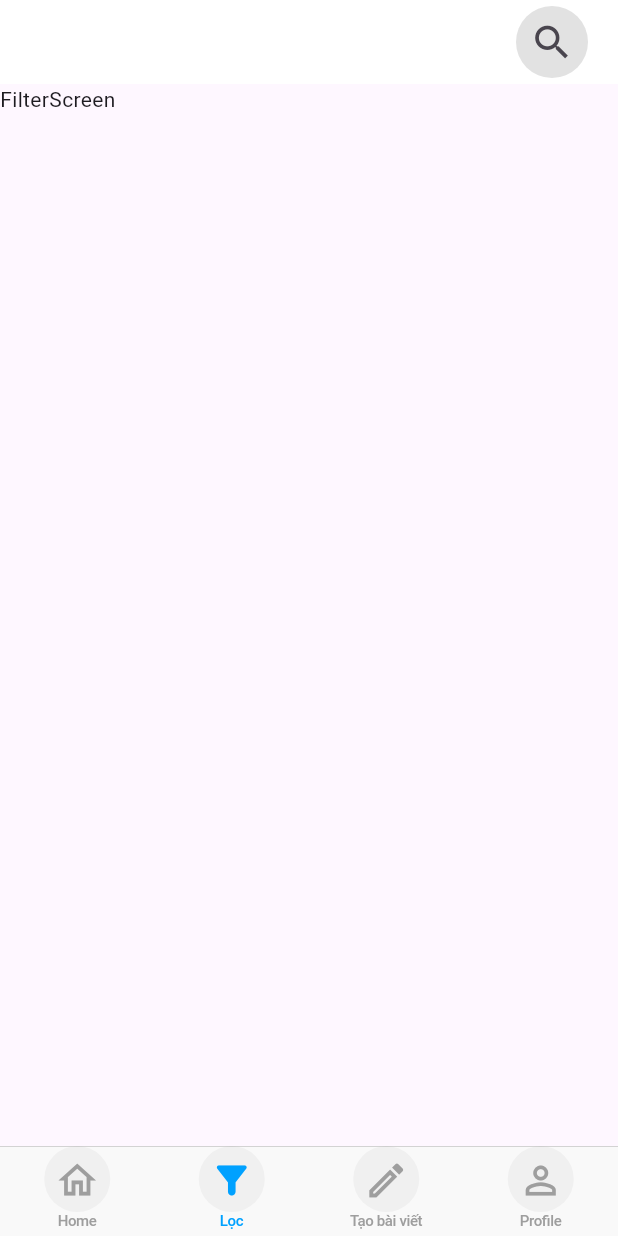
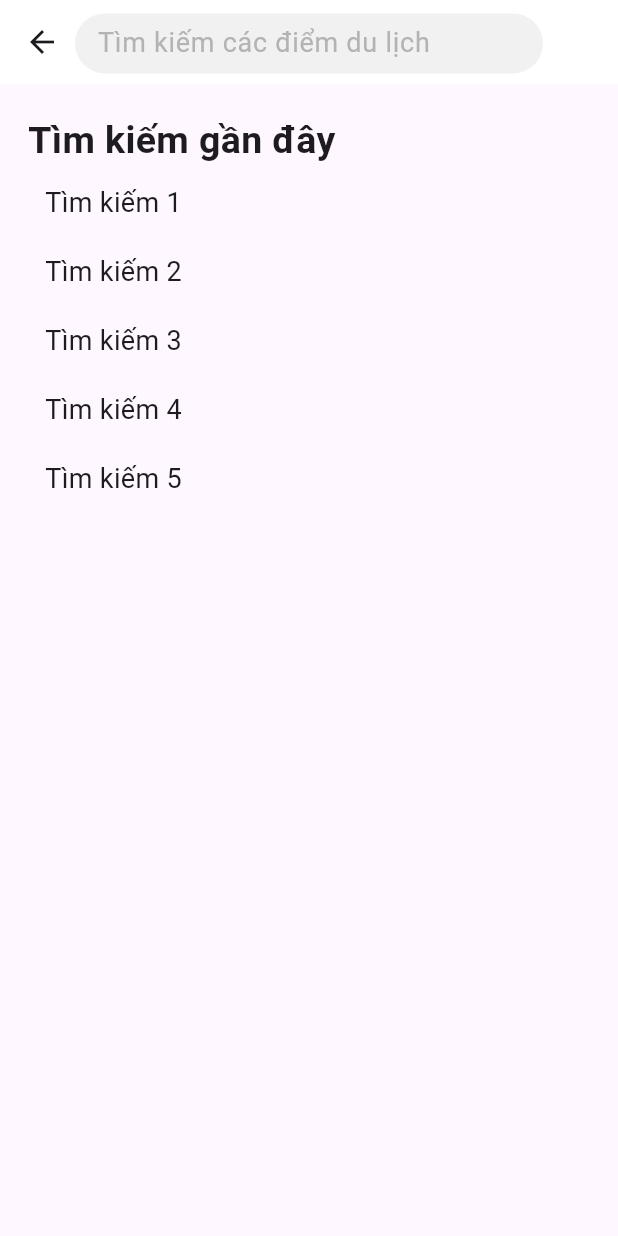
Before and after one commit to Hoanpm/TravelBlogReview, a Flutter app: the HomeView screen opened directly, item 2 of the bottom bar chosen, after a tap on the "search" icon, on a phone screen of 412 x 824 dp. Run offline on Flutter 3.47's test engine with Material 3 defaults, Android fonts, the light colour scheme and no system bars; our stand-ins replace flutter_riverpod; network calls fail.

Commit message:
update search UI and profile UI

```diff
--- a/lib/color/color.dart
+++ b/lib/color/color.dart
@@ -4,5 +4,6 @@ class PJcolor {
 
   static const Color buttonColor = Color.fromRGBO(0, 161, 255, 1);
   static const Color primaryColor = Color.fromRGBO(241 , 241, 241, 1);
+  static const Color primaryColor2 = Color.fromRGBO(179 , 179, 179, 1);
 
 }
--- a/lib/features/auth/widget/auth_field.dart
+++ b/lib/features/auth/widget/auth_field.dart
@@ -27,8 +27,9 @@ class AuthField extends StatelessWidget {
         hintText: hintText,
         hintStyle: const TextStyle(
           fontFamily: "noto",
+          fontWeight: FontWeight.bold,
           fontSize: 20,
-          color: PJcolor.primaryColor,
+          color: PJcolor.primaryColor2,
         )
       ),
     );
--- a/lib/features/pages/home/view/home_view.dart
+++ b/lib/features/pages/home/view/home_view.dart
@@ -1,9 +1,8 @@
 import 'package:flutter/cupertino.dart';
 import 'package:flutter/material.dart';
-import 'package:flutter/rendering.dart';
-import 'package:flutter/widgets.dart';
 import 'package:travelblog/color/color.dart';
 import 'package:travelblog/features/pages/pages.dart';
+import 'package:travelblog/features/pages/search/View/search_view.dart';
 
 class HomeView extends StatefulWidget {
   static route() => MaterialPageRoute(
@@ -29,18 +28,26 @@ class _HomeViewState extends State<HomeView> {
     return Scaffold(
       body: CustomScrollView(slivers: <Widget>[
         SliverAppBar(
+          toolbarHeight: 50,
+          floating: true,
           automaticallyImplyLeading: false,
-          pinned: true,
+          pinned: false,
           backgroundColor: Colors.white,
           actions: <Widget>[
             Container(
+              width: 40,
+              height: 40,
               margin: const EdgeInsets.only(right: 20),
               decoration: BoxDecoration(
-                  shape: BoxShape.circle, color: Colors.grey.withOpacity(0.3)),
-              child: IconButton(
-                icon: Icon(Icons.search),
-                iconSize: 30,
-                onPressed: () {},
+                  shape: BoxShape.circle, color: Colors.grey.withOpacity(0.1), ),
+              child: Center(
+                child: IconButton(
+                  icon: Icon(Icons.search),
+                  iconSize: 25,
+                  onPressed: () {
+                    Navigator.push(context, SearchView.route());
+                  },
+                ),
               ),
             ),
           ],
@@ -58,7 +65,7 @@ class _HomeViewState extends State<HomeView> {
         items: [
           BottomNavigationBarItem(
             icon: Container(
-              padding: const EdgeInsets.all(8),
+              padding: const EdgeInsets.all(5),
               decoration: BoxDecoration(
                   shape: BoxShape.circle, color: Colors.grey.withOpacity(0.1)),
               child: Icon(
@@ -69,7 +76,7 @@ class _HomeViewState extends State<HomeView> {
           ),
           BottomNavigationBarItem(
               icon: Container(
-                padding: const EdgeInsets.all(8),
+                padding: const EdgeInsets.all(5),
                 decoration: BoxDecoration(
                     shape: BoxShape.circle,
                     color: Colors.grey.withOpacity(0.1)),
@@ -82,7 +89,7 @@ class _HomeViewState extends State<HomeView> {
               label: 'Lọc'),
           BottomNavigationBarItem(
               icon: Container(
-                padding: const EdgeInsets.all(8),
+                padding: const EdgeInsets.all(5),
                 decoration: BoxDecoration(
                     shape: BoxShape.circle,
                     color: Colors.grey.withOpacity(0.1)),
@@ -93,7 +100,7 @@ class _HomeViewState extends State<HomeView> {
               label: 'Tạo bài viết'),
           BottomNavigationBarItem(
               icon: Container(
-                padding: const EdgeInsets.all(8),
+                padding: const EdgeInsets.all(5),
                 decoration: BoxDecoration(
                     shape: BoxShape.circle,
                     color: Colors.grey.withOpacity(0.1)),
@@ -105,7 +112,7 @@ class _HomeViewState extends State<HomeView> {
         ],
         activeColor: PJcolor.buttonColor, // Màu của nhãn khi được chọn
         inactiveColor: Colors.grey, // Màu của nhãn khi không được chọn
-        height: 60,
+        height: 80,
       ),
     );
   }
--- a/lib/features/pages/pages.dart
+++ b/lib/features/pages/pages.dart
@@ -1,4 +1,5 @@
 import 'package:flutter/material.dart';
+import 'package:travelblog/features/pages/profile/view/user_profile_view.dart';
 import 'package:travelblog/features/pages/reviewblog/blog_list.dart';
 
 class AppPages {
@@ -6,6 +7,6 @@ class AppPages {
     BlogList(),
     Text("FilterScreen"),
     Text("WriteScreen"),
-    Text("ProfileScreen")
+    UserProfile(),
   ];
 }
--- /dev/null
+++ b/lib/features/pages/profile/view/user_profile_view.dart
@@ -0,0 +1,79 @@
+import 'package:flutter/material.dart';
+import 'package:flutter_riverpod/flutter_riverpod.dart';
+import 'package:travelblog/color/color.dart';
+import 'package:travelblog/features/pages/reviewblog/blog_list.dart';
+
+class UserProfile extends ConsumerWidget {
+  const UserProfile({super.key});
+
+  @override
+  Widget build(BuildContext context, WidgetRef ref) {
+    return Column(
+        crossAxisAlignment: CrossAxisAlignment.start,
+        children: [
+          SizedBox(
+            height: 400,
+            child: Stack(
+              children: [
+                Container(
+                  width: double.infinity,
+                  decoration: BoxDecoration(
+                    borderRadius: BorderRadius.circular(10)
+                  ),
+                  height: 230,
+                  child:
+                    Image.network("https://static.topcv.vn/company_logos/XNmAj34dlkgUnHAumzR8wV1glpK2vUGM_1644916299____dd352cc1e6550dc1569aae2ab8d87282.png", fit: BoxFit.cover,)
+                ),
+                const Positioned(
+                  bottom: 120,
+                  left: 20,
+                  child: CircleAvatar(
+                    backgroundImage: NetworkImage("https://ca.slack-edge.com/T02QFU9TCTD-U064XJS8UGH-3b52a500b766-512"),
+                    radius: 80
+                  )
+                ),
+                const Positioned(
+                  bottom: 20,
+                  left: 20,
+                  child: Column(
+                    crossAxisAlignment: CrossAxisAlignment.start,
+                    children: [
+                      Text(
+                        "Sun Slave",
+                        style: TextStyle(
+                          fontFamily: 'noto',
+                          fontWeight: FontWeight.bold,
+                          fontSize: 25,
+                          ),
+                      ),
+                      Text(
+                        "@vuachichcho",
+                        style: TextStyle(color: Colors.grey, fontSize: 16),
+                      ),
+                      SizedBox(height: 10,),
+                      Text(
+                        "I love chichcho, toi có một con mèo biết bucu",
+                        style: TextStyle(
+                          fontFamily: 'arial',
+                          fontSize: 16,
+                          fontWeight: FontWeight.w500,
+                          ),
+                      )
+                    ],
+                  )
+                )
+              ],
+            ),
+          ),
+          SizedBox(height: 30,),
+          Text(" Bài viết của Sun Slave:", style: TextStyle(
+            fontSize: 20,
+            fontFamily: "noto",
+            fontWeight: FontWeight.bold,
+          ),),
+          SizedBox(height: 10,),
+          BlogList(),
+        ],
+    );
+  }
+}
--- a/lib/features/pages/reviewblog/blog_card.dart
+++ b/lib/features/pages/reviewblog/blog_card.dart
@@ -1,6 +1,5 @@
 import 'package:flutter/material.dart';
 import 'package:flutter/widgets.dart';
-import 'package:travelblog/color/color.dart';
 //import 'package:flutter_riverpod/flutter_riverpod.dart';
 
 class BlogCard extends StatelessWidget {
@@ -50,7 +49,7 @@ class BlogCard extends StatelessWidget {
                           ),
                           SizedBox(width: 5),
                           Text(
-                            userName,
+                            "@$userName",
                             style: TextStyle(color: Colors.grey),
                           ),
                         ],
--- a/lib/features/pages/reviewblog/blog_list.dart
+++ b/lib/features/pages/reviewblog/blog_list.dart
@@ -7,12 +7,13 @@ class BlogList extends ConsumerWidget {
 
   @override
   Widget build(BuildContext context, WidgetRef ref) {
-    return Column(
+    return const Column(
       children: [
-        BlogCard(imageUrl: "https://gcs.tripi.vn/public-tripi/tripi-feed/img/474068pFP/100-hinh-nen-facebook-cute-de-thuong-dang-yeu-dep-nhat_013717067.jpg", textContent: "Bài đăng 001", time: "10:00 AM", like: 100, comment: 20, fullName: "Lương Đức", userName: "@Vduc69"),
-        BlogCard(imageUrl: "https://ca.slack-edge.com/T02QFU9TCTD-U064XJS8UGH-3b52a500b766-512", textContent: "Tôi mới đi chịch chó với chịch gay, hiện đang luyện bú cu tại đảo gay và thành master gay", time: "11:00 PM", like: 100000, comment: 20000, fullName: "Sun Slave", userName: "Vuachoigay"),
-        BlogCard(imageUrl: "https://gcs.tripi.vn/public-tripi/tripi-feed/img/474068Ehu/anh-bia-facebook-mau-hong-de-thuong_081148263.jpg", textContent: "Bài đăng 002", time: "01:PM", like: 1000, comment: 400, fullName: "Hiếu nguyễn", userName: "@hieuminh"),
-        BlogCard(imageUrl: "", textContent: "", time: "", like: 100, comment: 1, fullName: "", userName: ""),
+
+        BlogCard(imageUrl: "https://ca.slack-edge.com/T02QFU9TCTD-U064XJS8UGH-3b52a500b766-512", textContent: "Tôi mới đi chịch chó với chịch gay, hiện đang luyện bú cu tại đảo gay và thành master gay", time: "11:00 PM", like: 100000, comment: 20000, fullName: "Sun Slave", userName: "vuachoigay"),
+        BlogCard(imageUrl: "https://ca.slack-edge.com/T02QFU9TCTD-U064XJS8UGH-3b52a500b766-512", textContent: "Tôi mới đi chịch chó với chịch gay, hiện đang luyện bú cu tại đảo gay và thành master gay", time: "11:00 PM", like: 100000, comment: 20000, fullName: "Sun Slave", userName: "vuachoigay"),
+        BlogCard(imageUrl: "https://ca.slack-edge.com/T02QFU9TCTD-U064XJS8UGH-3b52a500b766-512", textContent: "Tôi mới đi chịch chó với chịch gay, hiện đang luyện bú cu tại đảo gay và thành master gay", time: "11:00 PM", like: 100000, comment: 20000, fullName: "Sun Slave", userName: "vuachoigay"),
+        BlogCard(imageUrl: "https://ca.slack-edge.com/T02QFU9TCTD-U064XJS8UGH-3b52a500b766-512", textContent: "Tôi mới đi chịch chó với chịch gay, hiện đang luyện bú cu tại đảo gay và thành master gay", time: "11:00 PM", like: 100000, comment: 20000, fullName: "Sun Slave", userName: "vuachoigay"),
       ],
     );
   }
--- /dev/null
+++ b/lib/features/pages/search/View/search_view.dart
@@ -0,0 +1,111 @@
+import 'package:flutter/material.dart';
+import 'package:travelblog/color/color.dart';
+
+class SearchView extends StatefulWidget {
+
+  static route() => MaterialPageRoute(
+        builder: (context) => const SearchView(),
+      );
+  const SearchView({super.key});
+
+  @override
+  State<SearchView> createState() => _SearchViewState();
+}
+
+class _SearchViewState extends State<SearchView> {
+  @override
+  Widget build(BuildContext context) {
+    return Scaffold(
+      body: CustomScrollView(slivers: <Widget>[
+        SliverAppBar(
+          expandedHeight: 50,
+          backgroundColor: Colors.white,
+          flexibleSpace: FlexibleSpaceBar(
+            centerTitle: false,
+            titlePadding: const EdgeInsets.only(left: 50, bottom: 7 ),
+            title : Container(
+              width: MediaQuery.of(context).size.width-100,
+              padding: EdgeInsets.fromLTRB(0, 0, 0, 0),
+              height: 40,
+              decoration: BoxDecoration(
+                        color:PJcolor.primaryColor,
+                        borderRadius: BorderRadius.circular(20),
+                      ),
+              child : TextFormField(
+              decoration: const InputDecoration(
+
+                border: InputBorder.none,
+                contentPadding: EdgeInsets.fromLTRB(15, 0, 0, 10),
+                hintText: 'Tìm kiếm các điểm du lịch',
+                hintStyle: TextStyle(
+                  fontSize: 18,
+                  color: PJcolor.primaryColor2,
+                )
+              ),
+             ),
+            ),
+          ),
+        ),
+        const SliverToBoxAdapter(
+          child: Column(
+            crossAxisAlignment: CrossAxisAlignment.start,
+            children: [
+              SizedBox(height: 20,),
+              Text(
+                '   Tìm kiếm gần đây',
+                style: TextStyle(
+                  fontSize: 25,
+                  fontWeight: FontWeight.bold,
+                ),
+              ),
+              Padding(
+                padding: EdgeInsets.fromLTRB( 30 , 10, 10, 0), // Đặt padding cho Column
+                child: Column(
+                  children: <Widget>[
+                    Text(
+                      'Tìm kiếm 1',
+                      style: TextStyle(
+                        fontSize: 18
+                      ),
+                    ),
+                    SizedBox(height: 20,),
+                    Text(
+                      'Tìm kiếm 2',
+                      style: TextStyle(
+                        fontSize: 18
+                      ),
+                    ),
+                    SizedBox(height: 20,),
+                    Text(
+                      'Tìm kiếm 3',
+                      style: TextStyle(
+                        fontSize: 18
+                      ),
+                    ),
+                    SizedBox(height: 20,),
+                    Text(
+                      'Tìm kiếm 4',
+                      style: TextStyle(
+                        fontSize: 18
+                      ),
+                    ),
+                    SizedBox(height: 20,),
+                    Text(
+                      'Tìm kiếm 5',
+                      style: TextStyle(
+                        fontSize: 18
+                      ),
+                    ),
+                    SizedBox(height: 20,),
+
+                  ],
+                ),
+              )
+            ],
+          ),
+        ),
+      ]),
+    );
+
+  }
+}
--- /dev/null
+++ b/lib/features/pages/writeblog/view/blog_create.dart
@@ -0,0 +1,17 @@
+import 'package:flutter/material.dart';
+//import 'package:flutter_riverpod/flutter_riverpod.dart';
+
+class BlogCreate extends StatefulWidget {
+  const BlogCreate({super.key});
+
+  @override
+  State<BlogCreate> createState() => _BlogCreateState();
+}
+
+class _BlogCreateState extends State<BlogCreate> {
+  @override
+  Widget build(BuildContext context) {
+    return Container(
+    );
+  }
+}
--- a/lib/main.dart
+++ b/lib/main.dart
@@ -13,6 +13,7 @@ class MyApp extends StatelessWidget {
   @override
   Widget build(BuildContext context) {
     return MaterialApp(
+      debugShowCheckedModeBanner: false,
       title: 'Flutter Demo',
       theme: ThemeData(
 
--- a/pubspec.yaml
+++ b/pubspec.yaml
@@ -86,6 +86,11 @@ flutter:
         - asset: fonts\NotoSerifDisplay-VariableFont_wdth,wght.ttf
         - asset: fonts\NotoSerifDisplay-Italic-VariableFont_wdth,wght.ttf
           weight: 900
+    - family: arial
+      fonts:
+        - asset: fonts\ARIAL.ttf
+        - asset: fonts\ARIALBD.ttf
+          weight: 900
   #
   # For details regarding fonts from package dependencies,
   # see https://flutter.dev/custom-fonts/#from-packages
```
Also changed, not shown: fonts/ARIAL.TTF (added), fonts/ARIALBD.TTF (added).
